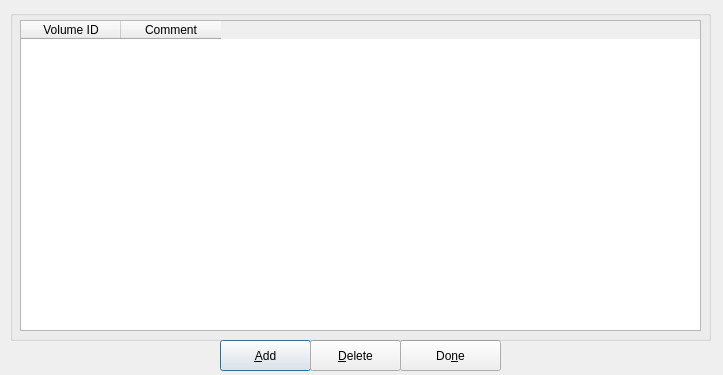
This is zuluCrypt-gui/walletconfig.ui in mhogomchungu/zuluCrypt as Qt 5 draws it before an edit. The edited form follows.
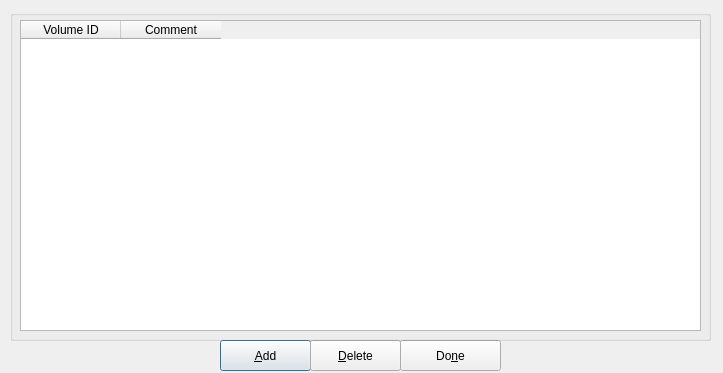
This is the edited form.

What changed in the file:
```diff
--- a/zuluCrypt-gui/walletconfig.ui
+++ b/zuluCrypt-gui/walletconfig.ui
@@ -10,7 +10,7 @@
     <x>0</x>
     <y>0</y>
     <width>723</width>
-    <height>375</height>
+    <height>373</height>
    </rect>
   </property>
   <property name="windowTitle">
```
